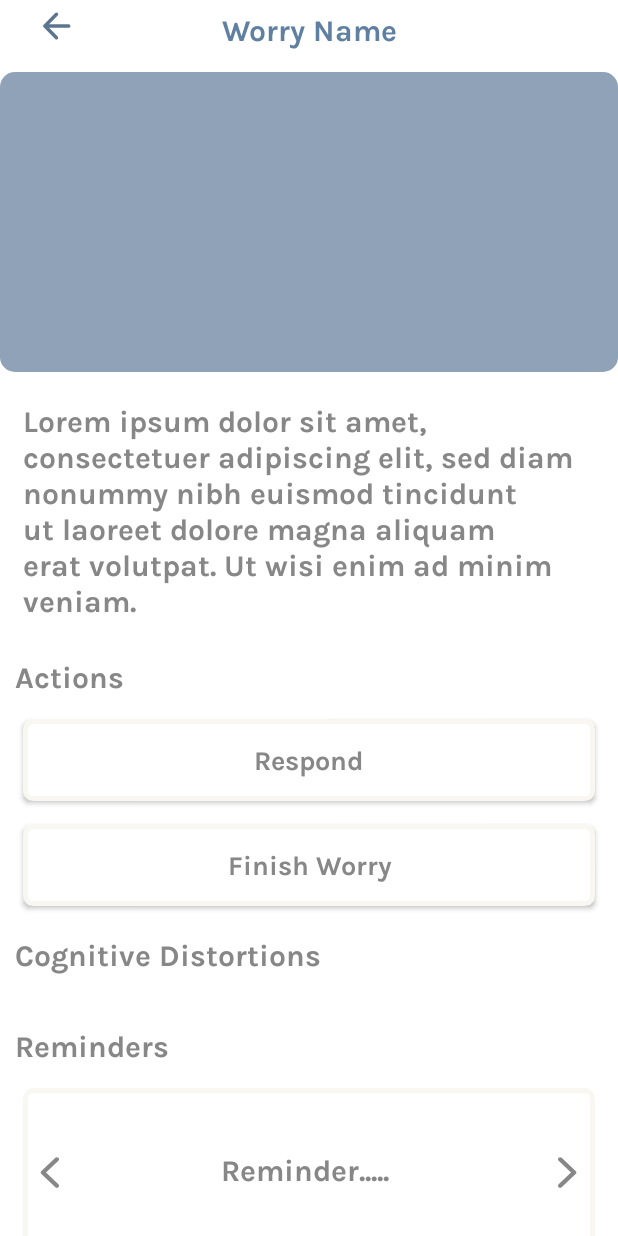
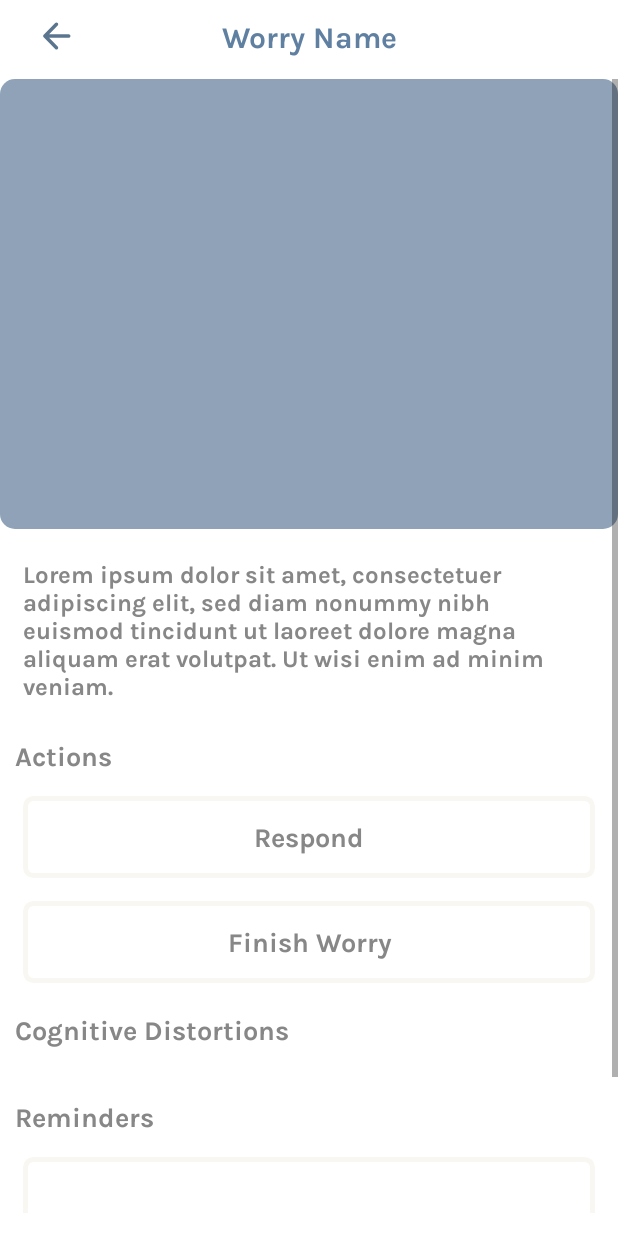
Before and after one commit to TatianaPolouchina/Scribble, an Android app built with Jetpack Compose: the fragment OngoingWorryFragment shown on its own in the app's theme, on a phone screen of 412 x 824 dp. Run offline under Robolectric (Android 15) with nearby library versions, the phone set to English and light mode, and no system bars.

Commit message:
Continued designing fragment_ongoing_worry.xml

```diff
--- a/app/src/main/java/com/example/worryapp/NewWorryFragment3.java
+++ b/app/src/main/java/com/example/worryapp/NewWorryFragment3.java
@@ -43,9 +43,7 @@ public class NewWorryFragment3 extends Fragment {
         ImageButton addDistortionButton = view.findViewById(R.id.add_distortion_Button);
         selectedDistortionsContainer = view.findViewById(R.id.selectedDistortionsContainer);
 
-        // Add cognitive distortions:
         addSelectedDistortions();
-
 
         addDistortionButton.setOnClickListener(v ->
                 NavHostFragment.findNavController(this).navigate
--- /dev/null
+++ b/app/src/main/java/com/example/worryapp/OnItemClickListener.java
@@ -0,0 +1,5 @@
+package com.example.worryapp;
+
+public interface OnItemClickListener {
+    void onItemClick(int position);
+}
--- a/app/src/main/res/layout/fragment_ongoing_worry.xml
+++ b/app/src/main/res/layout/fragment_ongoing_worry.xml
@@ -1,4 +1,5 @@
 <?xml version="1.0" encoding="utf-8"?>
+
 <androidx.constraintlayout.widget.ConstraintLayout xmlns:android="http://schemas.android.com/apk/res/android"
     xmlns:app="http://schemas.android.com/apk/res-auto"
     xmlns:tools="http://schemas.android.com/tools"
@@ -11,7 +12,7 @@
         android:id="@+id/worryNameTitle"
         android:layout_width="wrap_content"
         android:layout_height="0dp"
-        android:layout_marginTop="7dp"
+        android:layout_marginTop="12dp"
         android:fontFamily="@font/karla_bold"
         android:text="Worry Name"
         android:textAlignment="center"
@@ -25,7 +26,6 @@
         android:id="@+id/backButton"
         android:layout_width="48dp"
         android:layout_height="48dp"
-        android:layout_marginTop="-15dp"
         android:background="@android:color/transparent"
         android:contentDescription="@string/back_arrow_description"
         android:src="@drawable/vector_arrow_back"
@@ -34,18 +34,32 @@
         app:layout_constraintHorizontal_bias="0.1"
         app:layout_constraintStart_toStartOf="parent"
         app:layout_constraintTop_toTopOf="parent"
-        app:layout_constraintVertical_bias="0.01"
+        app:layout_constraintVertical_bias="0.0"
         app:tint="@color/darkPurple2" />
+
+    <ScrollView
+        android:layout_width="match_parent"
+        android:layout_height="0dp"
+        android:layout_marginTop="15dp"
+        android:layout_marginBottom="15dp"
+        app:layout_constraintStart_toStartOf="parent"
+        app:layout_constraintEnd_toEndOf="parent"
+        app:layout_constraintTop_toBottomOf="@id/worryNameTitle"
+        app:layout_constraintBottom_toBottomOf="parent"
+        >
+
+        <androidx.constraintlayout.widget.ConstraintLayout
+            android:layout_width="match_parent"
+            android:layout_height="wrap_content">
 
             <ImageView
                 android:id="@+id/worryImage"
                 android:layout_width="0dp"
-        android:layout_height="200dp"
-        android:layout_marginTop="15dp"
+                android:layout_height="300dp"
                 android:src="@drawable/rectangle_rounded_purple"
                 app:layout_constraintEnd_toEndOf="parent"
                 app:layout_constraintStart_toStartOf="parent"
-        app:layout_constraintTop_toBottomOf="@id/worryNameTitle" />
+                app:layout_constraintTop_toTopOf="parent" />
 
             <TextView
                 android:id="@+id/textView2"
@@ -57,7 +71,7 @@
                 android:fontFamily="@font/karla_bold"
                 android:text="Lorem ipsum dolor sit amet, consectetuer adipiscing elit, sed diam nonummy nibh euismod tincidunt ut laoreet dolore magna aliquam erat volutpat. Ut wisi enim ad minim veniam."
                 android:textColor="@color/grey"
-        android:textSize="20sp"
+                android:textSize="16sp"
                 app:layout_constraintEnd_toEndOf="parent"
                 app:layout_constraintStart_toStartOf="parent"
                 app:layout_constraintTop_toBottomOf="@+id/worryImage" />
@@ -71,11 +85,11 @@
                 android:fontFamily="@font/karla_bold"
                 android:text="@string/options_title"
                 android:textColor="@color/grey"
-        android:textSize="20sp"
+                android:textSize="18sp"
                 app:layout_constraintStart_toStartOf="parent"
                 app:layout_constraintTop_toBottomOf="@+id/textView2" />
 
-    <Button
+            <androidx.appcompat.widget.AppCompatButton
                 android:id="@+id/respondButton"
                 style="@style/CustomButton"
                 android:layout_width="0dp"
@@ -85,12 +99,15 @@
                 android:layout_marginEnd="15dp"
                 android:background="@drawable/rectangle_rounded_beige_outline"
                 android:gravity="center_horizontal"
+                android:stateListAnimator="@anim/nav_default_enter_anim"
                 android:text="@string/worry_respond_button_text"
+                android:textAppearance="@style/TextAppearance.AppCompat.Body1"
+                android:textColorLink="@color/grey"
                 app:layout_constraintEnd_toEndOf="parent"
                 app:layout_constraintStart_toStartOf="parent"
                 app:layout_constraintTop_toBottomOf="@+id/textView3" />
 
-    <Button
+            <androidx.appcompat.widget.AppCompatButton
                 android:id="@+id/finishWorryButton"
                 style="@style/CustomButton"
                 android:layout_width="0dp"
@@ -100,7 +117,9 @@
                 android:layout_marginEnd="15dp"
                 android:background="@drawable/rectangle_rounded_beige_outline"
                 android:gravity="center_horizontal"
+                android:stateListAnimator="@anim/nav_default_enter_anim"
                 android:text="@string/finish_worry_button_text"
+                android:textAppearance="@style/TextAppearance.AppCompat.Body1"
                 app:layout_constraintEnd_toEndOf="parent"
                 app:layout_constraintStart_toStartOf="parent"
                 app:layout_constraintTop_toBottomOf="@+id/respondButton" />
@@ -115,7 +134,7 @@
                 android:fontFamily="@font/karla_bold"
                 android:text="Cognitive Distortions"
                 android:textColor="@color/grey"
-        android:textSize="20sp"
+                android:textSize="18sp"
                 app:layout_constraintStart_toStartOf="parent"
                 app:layout_constraintTop_toBottomOf="@+id/finishWorryButton" />
 
@@ -139,24 +158,26 @@
                 android:fontFamily="@font/karla_bold"
                 android:text="Reminders"
                 android:textColor="@color/grey"
-        android:textSize="20sp"
+                android:textSize="18sp"
                 app:layout_constraintStart_toStartOf="parent"
                 app:layout_constraintTop_toBottomOf="@+id/selectedDistortionsContainer" />
 
             <TextView
                 android:id="@+id/reminderTextView"
-        android:background="@drawable/rectangle_rounded_beige_outline"
                 android:layout_width="0dp"
                 android:layout_height="110dp"
                 android:layout_marginLeft="15dp"
                 android:layout_marginTop="15dp"
                 android:layout_marginRight="15dp"
+                android:layout_marginBottom="30dp"
+                android:background="@drawable/rectangle_rounded_beige_outline"
                 android:fontFamily="@font/karla_bold"
                 android:gravity="center"
+                android:padding="20dp"
                 android:text="Reminder..... "
                 android:textColor="@color/grey"
-        android:textSize="20sp"
-        android:padding="20dp"
+                android:textSize="16sp"
+                app:layout_constraintBottom_toBottomOf="parent"
                 app:layout_constraintEnd_toEndOf="parent"
                 app:layout_constraintStart_toStartOf="parent"
                 app:layout_constraintTop_toBottomOf="@+id/remindersLabel" />
@@ -184,3 +205,7 @@
                 app:layout_constraintTop_toTopOf="@id/reminderTextView" />
 
         </androidx.constraintlayout.widget.ConstraintLayout>
+
+    </ScrollView>
+
+</androidx.constraintlayout.widget.ConstraintLayout>
--- a/app/src/main/res/values/styles.xml
+++ b/app/src/main/res/values/styles.xml
@@ -12,5 +12,3 @@
     </style>
 
 </resources>
-
-<!-- Theme.MaterialComponents.Light.DarkActionBar-->
--- a/app/src/main/res/values/themes.xml
+++ b/app/src/main/res/values/themes.xml
@@ -1,4 +1,4 @@
-<resources xmlns:tools="http://schemas.android.com/tools">
+<resources xmlns:android="http://schemas.android.com/apk/res/android">
     <style name="Base.Theme.WorryApp" parent="Theme.AppCompat.Light.NoActionBar">
         <item name="buttonStyle">@style/MyButton</item>
     </style>
@@ -7,4 +7,5 @@
         <item name="android:textAllCaps">false</item>
     </style>
 
+
 </resources>
```
Also changed, not shown: app/src/main/java/com/example/worryapp/OngoingWorriesFragment.java (+13 -5 lines), app/src/main/java/com/example/worryapp/WorryCardAdapter.java (+12 -4 lines), app/src/main/res/navigation/nav_graph.xml (+8 -0 lines). Lines whose indentation alone changed are shown as unchanged.
